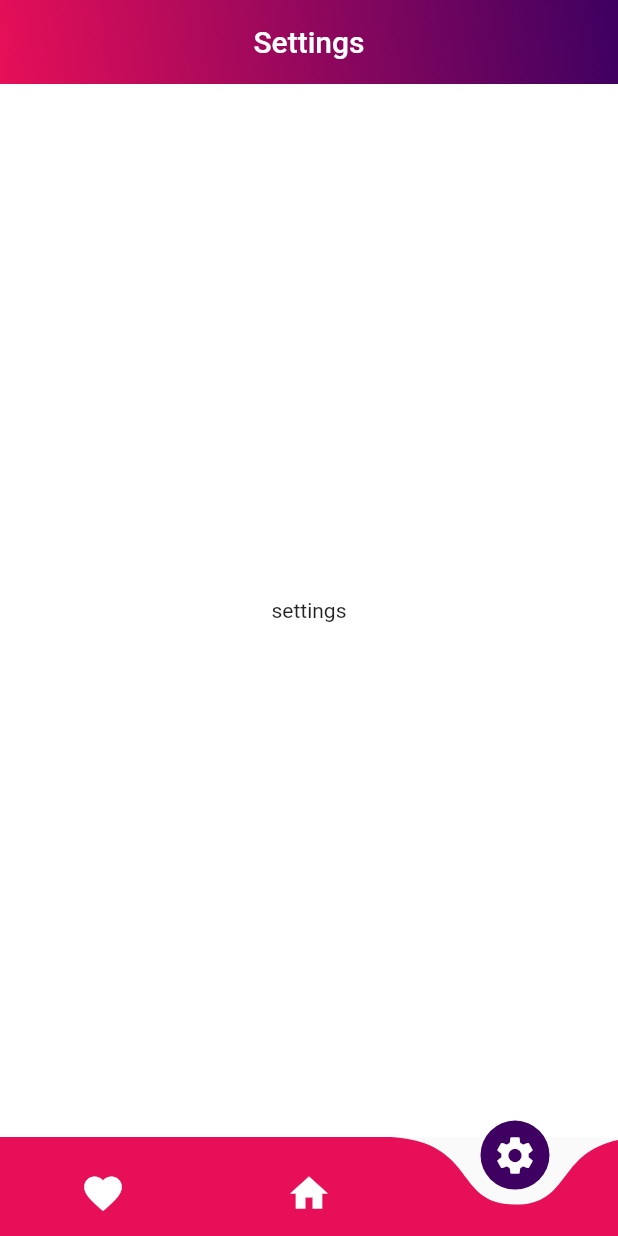
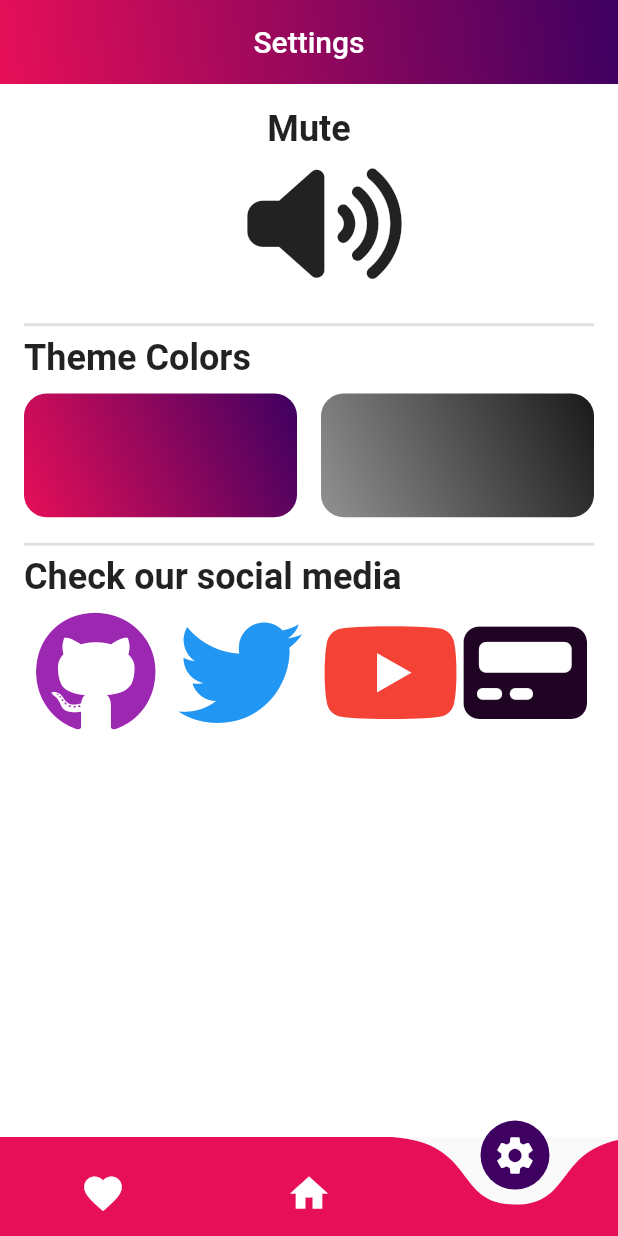
Before and after one commit to PunicGames/Flutter_Quiz, a Flutter app: the screen it shows after launch, item 3 of the bottom bar chosen, on a phone screen of 412 x 824 dp. Run offline on Flutter 3.47's test engine with Material 2 defaults, Android fonts, the phone set to English and light mode, and no system bars; drawn by our look-alikes of curved_navigation_bar; our stand-ins replace audioplayers, confetti, font_awesome_flutter, shared_preferences, syncfusion_flutter_gauges, youtube_player_flutter.

Commit message:
settings page 1

```diff
--- a/flutter_quiz/lib/data/global_variables.dart
+++ b/flutter_quiz/lib/data/global_variables.dart
@@ -13,15 +13,11 @@ var themeColors = [
 ];
 
 final themeColors0 = [
-  Color.fromARGB(255, 76, 176, 79),
-  Color.fromARGB(255, 33, 150, 245),
+  Color.fromARGB(255, 62, 0, 97),
+  Color.fromARGB(255, 231, 15, 88),
 ];
 
 final themeColors1 = [
-  Color.fromARGB(255, 62, 0, 97),
-  Color.fromARGB(255, 231, 15, 88),
+  Color.fromARGB(255, 26, 26, 26),
+  Color.fromARGB(255, 145, 145, 145),
 ];
-final themeColors2 = [
-  Color.fromARGB(255, 152, 62, 255),
-  Color.fromARGB(255, 38, 168, 255),
-];
--- a/flutter_quiz/lib/page/settings_page.dart
+++ b/flutter_quiz/lib/page/settings_page.dart
@@ -1,5 +1,6 @@
 import 'package:flutter/material.dart';
 import '../data/global_variables.dart';
+import 'package:font_awesome_flutter/font_awesome_flutter.dart';
 
 class SettingsPage extends StatelessWidget {
   @override
@@ -21,8 +22,160 @@ class SettingsPage extends StatelessWidget {
           ),
         ),
         backgroundColor: Colors.white,
-        body: Center(
-          child: Text("settings"),
+        body: buildStructure(context),
+      );
+
+  Widget buildStructure(context) => Container(
+        padding: const EdgeInsets.all(16),
+        child: Column(
+          crossAxisAlignment: CrossAxisAlignment.start,
+          children: [
+            //Seccion 1
+            Row(
+              children: [
+                //boton mute
+                Expanded(
+                  child: Column(
+                    children: [
+                      Text(
+                        "Mute",
+                        style: TextStyle(
+                            fontWeight: FontWeight.bold, fontSize: 24),
+                        textAlign: TextAlign.justify,
+                      ),
+                      IconButton(
+                        icon: (mute
+                            ? FaIcon(
+                                FontAwesomeIcons.volumeXmark,
+                              )
+                            : FaIcon(
+                                FontAwesomeIcons.volumeHigh,
+                              )),
+                        iconSize: MediaQuery.of(context).size.height * 0.1,
+                        onPressed: () {
+                          print("mute");
+                        },
+                      ),
+                    ],
+                  ),
+                ),
+              ],
+            ),
+
+            //Seccion 2
+            SizedBox(height: 10),
+            Divider(
+              thickness: 2,
+            ),
+            Text(
+              "Theme Colors",
+              style: TextStyle(fontWeight: FontWeight.bold, fontSize: 24),
+              textAlign: TextAlign.justify,
+            ),
+            SizedBox(height: 10),
+            Row(
+              children: [
+                Expanded(
+                  child: GestureDetector(
+                    onTap: () {},
+                    child: Container(
+                      height: MediaQuery.of(context).size.height * 0.1,
+                      padding: EdgeInsets.all(12),
+                      decoration: BoxDecoration(
+                        gradient: LinearGradient(
+                            colors: themeColors0,
+                            begin: Alignment.topRight,
+                            end: Alignment.bottomLeft),
+                        borderRadius: BorderRadius.circular(15),
+                      ),
+                    ),
+                  ),
+                ),
+                SizedBox(
+                  width: 16,
+                ),
+                Expanded(
+                  child: GestureDetector(
+                    onTap: () {},
+                    child: Container(
+                      height: MediaQuery.of(context).size.height * 0.1,
+                      padding: EdgeInsets.all(12),
+                      decoration: BoxDecoration(
+                        gradient: LinearGradient(
+                            colors: themeColors1,
+                            begin: Alignment.topRight,
+                            end: Alignment.bottomLeft),
+                        borderRadius: BorderRadius.circular(15),
+                      ),
+                    ),
+                  ),
+                ),
+              ],
+            ),
+
+            //Seccion 3
+            SizedBox(height: 10),
+            Divider(
+              thickness: 2,
+            ),
+            Text(
+              "Check our social media",
+              style: TextStyle(fontWeight: FontWeight.bold, fontSize: 24),
+              textAlign: TextAlign.justify,
+            ),
+            Row(
+              children: [
+                Expanded(
+                  child: IconButton(
+                    icon: FaIcon(
+                      FontAwesomeIcons.github,
+                      color: Colors.purple,
+                    ),
+                    iconSize: MediaQuery.of(context).size.height * 0.1,
+                    onPressed: () {
+                      print("github");
+                    },
+                  ),
+                ),
+                Expanded(
+                  child: IconButton(
+                    icon: FaIcon(
+                      FontAwesomeIcons.twitter,
+                      color: Colors.blue,
+                    ),
+                    iconSize: MediaQuery.of(context).size.height * 0.1,
+                    onPressed: () {
+                      print("twiter");
+                    },
+                  ),
+                ),
+                Expanded(
+                  child: IconButton(
+                    icon: FaIcon(
+                      FontAwesomeIcons.youtube,
+                      color: Colors.red,
+                    ),
+                    iconSize: MediaQuery.of(context).size.height * 0.1,
+                    onPressed: () {
+                      print("yutub");
+                    },
+                  ),
+                ),
+                Expanded(
+                  child: IconButton(
+                    icon: FaIcon(
+                      FontAwesomeIcons.pager,
+                      color: Color.fromARGB(255, 31, 5, 35),
+                    ),
+                    iconSize: MediaQuery.of(context).size.height * 0.1,
+                    onPressed: () {
+                      print("page");
+                    },
+                  ),
+                ),
+              ],
+            ),
+          ],
         ),
       );
 
```
Also changed, not shown: flutter_quiz/pubspec.yaml (+5 -4 lines), flutter_quiz/assets/PunicGames.png (added), flutter_quiz/pubspec.lock.
